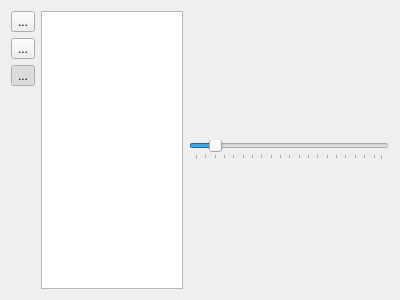
Qt form metgem_app/ui/widgets/network.ui (metgem/metgem) before a commit.
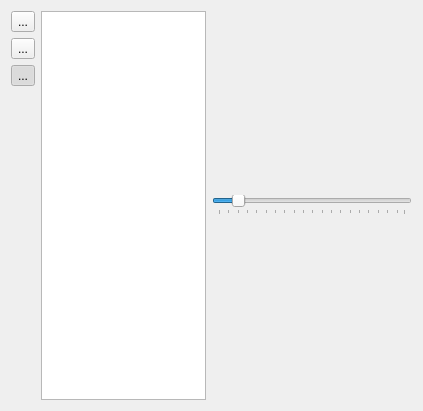
The same form after that commit. Icons and pictures are not drawn. Custom widgets are drawn as their Qt base class.

Diff of the .ui file:
```diff
--- a/metgem_app/ui/widgets/network.ui
+++ b/metgem_app/ui/widgets/network.ui
@@ -6,8 +6,8 @@
    <rect>
     <x>0</x>
     <y>0</y>
-    <width>400</width>
-    <height>300</height>
+    <width>423</width>
+    <height>411</height>
    </rect>
   </property>
   <property name="windowTitle">
```
Left out of the diff: 5 changed lines with no effect on the pictures.
